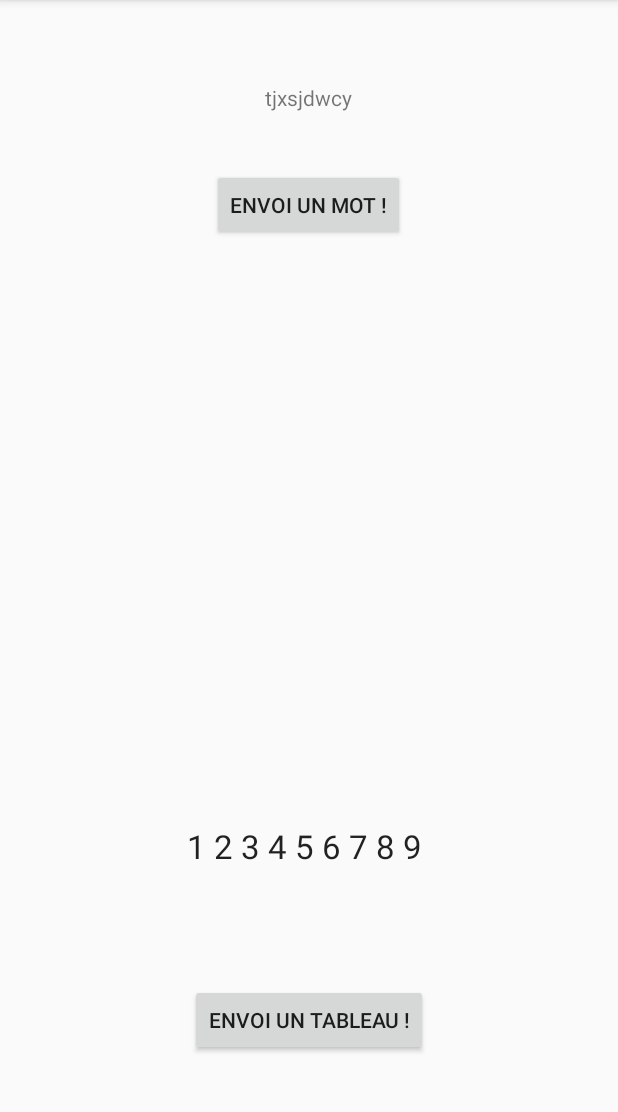
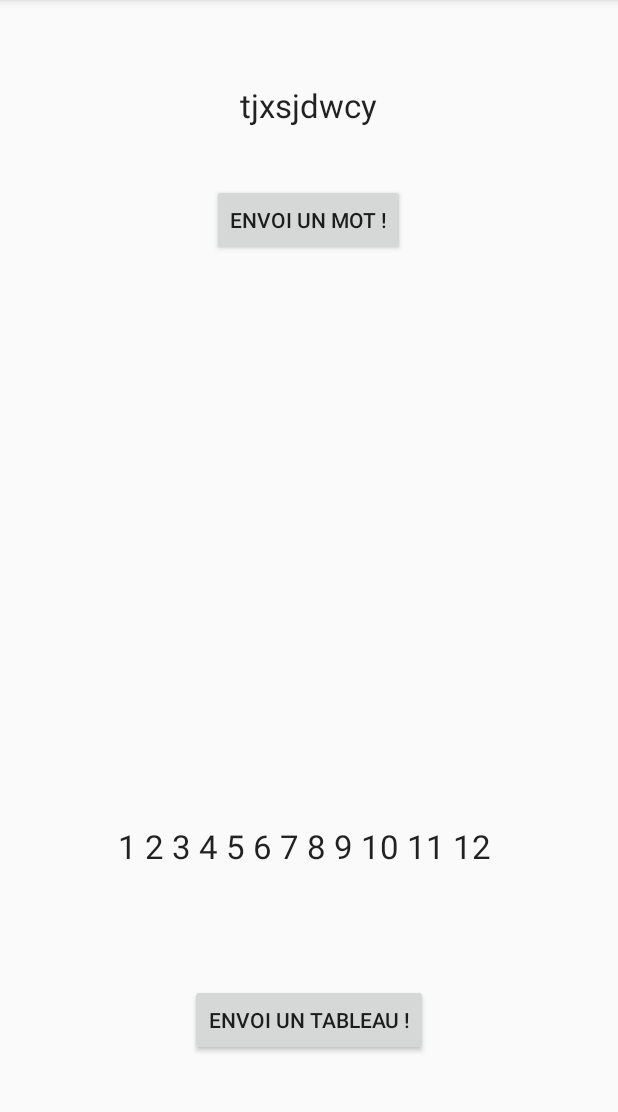
Before and after one commit to AntoineNH2/IsThisMyLanguage, an Android app: the screen it shows after launch (MainActivity), after a tap on "ENVOI UN TABLEAU !", on a phone screen of 412 x 824 dp, the part 84-1196 px from its top. Run offline under Robolectric (Android 15) with nearby library versions, the phone set to English and light mode, and no system bars; 1 other tap on this screen came first.

Commit message:
Petites modifs, toujours aussi bien. Prochaine etape: passer les matrices en proba ;)

```diff
--- a/app/src/main/assets/test.txt
+++ b/app/src/main/assets/test.txt
@@ -1,3 +1,4 @@
 1,2,3
 4,5,6
 7,8,9
+10,11,12
--- a/app/src/main/java/com/nh2/antoine/isthismylanguage/MainActivity.java
+++ b/app/src/main/java/com/nh2/antoine/isthismylanguage/MainActivity.java
@@ -76,8 +76,9 @@
                         MatrStr = new StringBuffer();
                         int i;
                         int j;
-                        for (i=0;i<=2;i++){
-                            for (j=0;j<=2;j++){
+
+                        for (i=0;i<4;i++){
+                            for (j=0;j<3;j++){
                                 MatrStr.append(String.valueOf(matrice[i][j]));
                                 MatrStr.append(' ');
                                 //Log.v("affiche",String.valueOf(matrice[i][j]));
--- a/app/src/main/java/com/nh2/antoine/isthismylanguage/ReadMatrixTxt2.java
+++ b/app/src/main/java/com/nh2/antoine/isthismylanguage/ReadMatrixTxt2.java
@@ -41,7 +41,7 @@ public class ReadMatrixTxt2 {
             while (input.readLine() != null) {
                 ++rows;
             }
-            Log.v("class",String.valueOf(rows));
+            //Log.v("class",String.valueOf(rows));
         } catch (IOException e) {
             e.printStackTrace();
         }
@@ -73,6 +73,7 @@ public class ReadMatrixTxt2 {
                     ++columns;
                 }
                 ++i;
+                //Log.v("i=",String.valueOf(i));
             }
             //Log.v("class","a lu le fichier et a récuperer dans la matrice");
             } catch (IOException e) {
--- a/app/src/main/res/layout/activity_main.xml
+++ b/app/src/main/res/layout/activity_main.xml
@@ -12,7 +12,8 @@
     <TextView
         android:layout_width="wrap_content"
         android:layout_height="wrap_content"
-        android:text="CLique sur les boutons :) !"
+        android:text="Clique sur le bouton :) !"
+        android:textAppearance="?android:attr/textAppearanceLarge"
         android:id="@+id/MotAleaTxtView"
         android:layout_alignParentTop="true"
         android:layout_centerHorizontal="true"
@@ -40,7 +41,7 @@
         android:layout_width="wrap_content"
         android:layout_height="wrap_content"
         android:textAppearance="?android:attr/textAppearanceLarge"
-        android:text="Ici la lecture du txt !"
+        android:text="Clique sur le bouton :) !"
         android:id="@+id/MatrixView"
         android:layout_above="@+id/EraseButton"
         android:layout_centerHorizontal="true"
```
Also changed, not shown: 1 other file.
